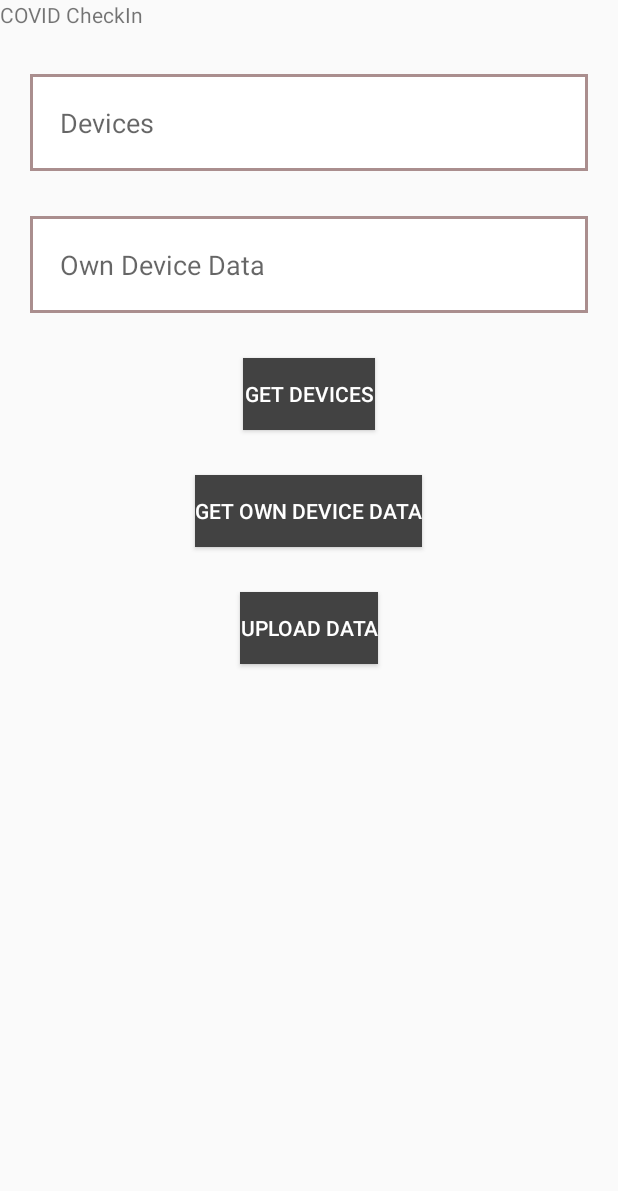
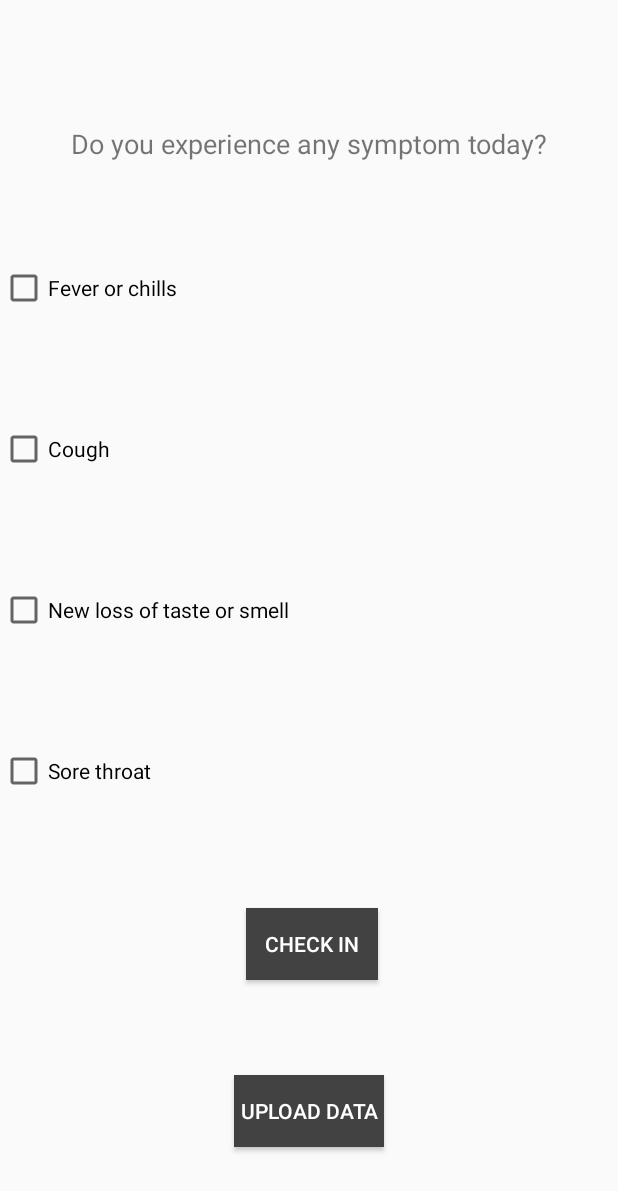
Before and after one commit to snehapatil11/TraceXContactTracing, an Android app: the layout fragment_checkin.xml on its own in the app's theme, with its tools: preview values and no code run, on a phone screen of 412 x 824 dp. Shown: the top 1191 px of the screen. Run offline under Robolectric (Android 15) with nearby library versions, the phone set to English and light mode, and no system bars.

Commit message:
Allow user to check in and see historical records

```diff
--- a/app/src/main/res/layout/fragment_checkin.xml
+++ b/app/src/main/res/layout/fragment_checkin.xml
@@ -1,16 +1,11 @@
 <?xml version="1.0" encoding="utf-8"?>
-<LinearLayout xmlns:android="http://schemas.android.com/apk/res/android"
+<androidx.constraintlayout.widget.ConstraintLayout xmlns:android="http://schemas.android.com/apk/res/android"
+    xmlns:app="http://schemas.android.com/apk/res-auto"
     xmlns:tools="http://schemas.android.com/tools"
     android:layout_width="match_parent"
     android:layout_height="match_parent"
     android:orientation="vertical"
     tools:context=".bottomnav.fragments.CheckinFragment">
-
-        <TextView
-            android:layout_width="wrap_content"
-            android:layout_height="wrap_content"
-            android:text="COVID CheckIn"
-            android:layout_centerInParent="true"/>
 
         <!--<EditText
             android:id="@+id/editViewDeviceToken"
@@ -34,7 +29,7 @@
             android:background="@drawable/edittext_background"
             android:hint="Device ID"
             android:padding="20sp"
-            android:singleLine="true" />-->
+            android:singleLine="true" />
 
         <EditText
             android:id="@+id/editViewDevicesData"
@@ -58,45 +53,104 @@
             android:background="@drawable/edittext_background"
             android:hint="Own Device Data"
             android:padding="20sp"
-            android:singleLine="true" />
-
-        <!--<Button
-            android:id="@+id/saveButton"
-            android:layout_width="wrap_content"
-            android:layout_height="wrap_content"
-            android:layout_gravity="center_horizontal"
-            android:layout_marginTop="30sp"
-            android:background="@color/cardview_dark_background"
-            android:text="Save"
-            android:textColor="#fff" />-->
-        <Button
-            android:id="@+id/getButton"
-            android:layout_width="wrap_content"
-            android:layout_height="wrap_content"
-            android:layout_gravity="center_horizontal"
-            android:layout_marginTop="30sp"
-            android:background="@color/cardview_dark_background"
-            android:text="Get Devices"
-            android:textColor="#fff" />
-
-        <Button
-            android:id="@+id/getDeviceDataButton"
-            android:layout_width="wrap_content"
-            android:layout_height="wrap_content"
-            android:layout_gravity="center_horizontal"
-            android:layout_marginTop="30sp"
-            android:background="@color/cardview_dark_background"
-            android:text="Get Own Device Data"
-            android:textColor="#fff" />
+            android:singleLine="true" />-->
 
         <Button
             android:id="@+id/uploadData"
+            android:layout_width="100dp"
+            android:layout_height="48dp"
+            android:layout_gravity="center_horizontal"
+            android:background="@color/cardview_dark_background"
+            android:text="@string/upload_data"
+            android:textColor="#fff"
+            app:layout_constraintBottom_toBottomOf="parent"
+            app:layout_constraintEnd_toEndOf="parent"
+            app:layout_constraintStart_toStartOf="parent"
+            app:layout_constraintTop_toBottomOf="@+id/checkIn" />
+
+        <Button
+            android:id="@+id/checkIn"
             android:layout_width="wrap_content"
+            android:layout_height="48dp"
+            android:layout_gravity="center_horizontal"
+            android:layout_marginTop="8dp"
+            android:layout_marginBottom="4dp"
+            android:background="@color/cardview_dark_background"
+            android:text="@string/check_in"
+            android:textColor="#fff"
+            app:layout_constraintBottom_toTopOf="@+id/uploadData"
+            app:layout_constraintEnd_toEndOf="parent"
+            app:layout_constraintHorizontal_bias="0.507"
+            app:layout_constraintStart_toStartOf="parent"
+            app:layout_constraintTop_toBottomOf="@id/symptom4" />
+
+        <TextView
+            android:id="@+id/question"
+            android:layout_width="match_parent"
+            android:layout_height="25dp"
+            android:layout_marginTop="24dp"
+            android:layout_marginBottom="4dp"
+            android:text="@string/do_you_experience_any_symptom_today"
+            android:textAlignment="center"
+            android:textSize="18sp"
+            app:layout_constraintBottom_toTopOf="@+id/symptom1"
+            app:layout_constraintEnd_toEndOf="parent"
+            app:layout_constraintHorizontal_bias="0.0"
+            app:layout_constraintStart_toStartOf="parent"
+            app:layout_constraintTop_toTopOf="parent" />
+
+        <CheckBox
+            android:id="@+id/symptom1"
+            android:layout_width="0dp"
             android:layout_height="wrap_content"
-            android:layout_gravity="center_horizontal"
-            android:layout_marginTop="30sp"
-            android:background="@color/cardview_dark_background"
-            android:text="Upload Data"
-            android:textColor="#fff" />
+            android:layout_marginTop="4dp"
+            android:layout_marginBottom="8dp"
+            android:text="@string/fever_or_chills"
+            app:layout_constraintBottom_toTopOf="@id/symptom2"
+            app:layout_constraintEnd_toEndOf="parent"
+            app:layout_constraintStart_toStartOf="parent"
+            app:layout_constraintTop_toBottomOf="@+id/question"
+            app:layout_constraintVertical_bias="0.35" />
 
-</LinearLayout>
+        <CheckBox
+            android:id="@+id/symptom2"
+            android:layout_width="0dp"
+            android:layout_height="wrap_content"
+            android:layout_marginTop="8dp"
+            android:layout_marginBottom="8dp"
+            android:text="@string/cough"
+            app:layout_constraintBottom_toTopOf="@+id/symptom3"
+            app:layout_constraintEnd_toEndOf="parent"
+            app:layout_constraintStart_toStartOf="parent"
+            app:layout_constraintTop_toBottomOf="@+id/symptom1" />
+
+        <CheckBox
+            android:id="@+id/symptom3"
+            android:layout_width="0dp"
+            android:layout_height="wrap_content"
+            android:layout_marginTop="8dp"
+            android:layout_marginBottom="8dp"
+            android:text="@string/new_loss_of_taste_or_smell"
+            android:textAlignment="textStart"
+            app:layout_constraintBottom_toTopOf="@+id/symptom4"
+            app:layout_constraintEnd_toEndOf="parent"
+            app:layout_constraintHorizontal_bias="0.0"
+            app:layout_constraintStart_toStartOf="parent"
+            app:layout_constraintTop_toBottomOf="@+id/symptom2" />
+
+        <CheckBox
+            android:id="@+id/symptom4"
+            android:layout_width="0dp"
+            android:layout_height="wrap_content"
+            android:layout_marginTop="8dp"
+            android:layout_marginBottom="8dp"
+            android:text="@string/sore_throat"
+            android:textAlignment="textStart"
+            app:layout_constraintBottom_toTopOf="@+id/checkIn"
+            app:layout_constraintEnd_toEndOf="parent"
+            app:layout_constraintHorizontal_bias="0.0"
+            app:layout_constraintStart_toStartOf="parent"
+            app:layout_constraintTop_toBottomOf="@+id/symptom3" />
+
+
+</androidx.constraintlayout.widget.ConstraintLayout>
--- a/app/src/main/res/values/strings.xml
+++ b/app/src/main/res/values/strings.xml
@@ -101,5 +101,13 @@
     <string name="channel_name">Channel Name for the push notification service</string>
     <string name="channel_description">Channel Description: Channel is created to get the push notification for the exposure.</string>
     <string name="notifications_title">Notifications</string>
+    <string name="check_in">Check In</string>
+    <string name="sore_throat">Sore throat</string>
+    <string name="new_loss_of_taste_or_smell">New loss of taste or smell</string>
+    <string name="do_you_experience_any_symptom_today">Do you experience any symptom today?</string>
+    <string name="upload_data">Upload Data</string>
+    <string name="fever_or_chills">Fever or chills</string>
+    <string name="cough">Cough</string>
+    <string name="checkin_history">CheckIn History</string>
 
 </resources>
```
Also changed, not shown: app/src/main/java/com/example/tracexcontacttracing/bottomnav/fragments/CheckinFragment.kt (+85 -65 lines), app/src/main/java/com/example/tracexcontacttracing/fragment/CheckinDetailFragment.kt (added, +37 -0 lines), app/src/main/res/layout/fragment_checkin_details.xml (added, +19 -0 lines).
